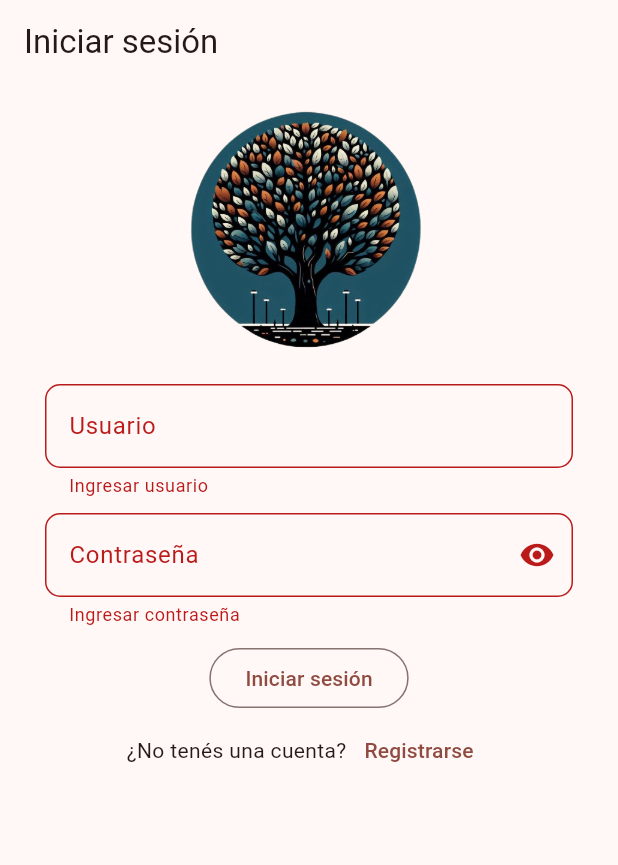
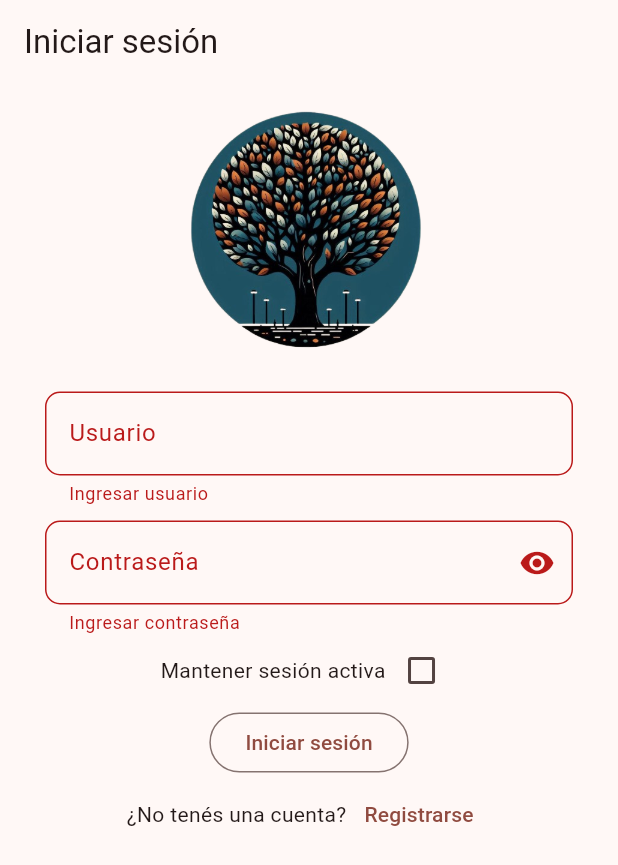
Before and after one commit to AleNimo/FlutterProjects, a Flutter app: the screen it shows after launch, after a tap on "Iniciar sesión", on a phone screen of 412 x 824 dp. Shown: the top 865 px of the screen. Run offline on Flutter 3.47's test engine with Material 3 defaults, Android fonts, the phone set to English and light mode, and no system bars; our stand-ins replace floor, flutter_colorpicker, flutter_riverpod, font_awesome_flutter, go_router, image_picker and 2 more; accounts and stored records are empty; generated files the repository leaves out were written again.

Commit message:
Usuario puede añadir editar y eliminar foto de perfil de galeria o camara. Adapto imageDialog para poder usuario en perfil de usuario Agrego boton para recordar usuario, y hago scrolleable el login

```diff
--- a/primer_parcial/lib/core/database/database.dart
+++ b/primer_parcial/lib/core/database/database.dart
@@ -68,7 +68,7 @@ abstract class AppDatabase extends FloorDatabase {
   }
 
   static _saveAssetsInDevice() async {
-    final String imagesPath = '${userDocsDirectory.path}/images';
+    final String imagesPath = '${userDocsDirectory.path}/images/trees';
 
     final Directory imagesDir = Directory(imagesPath);
     if (!imagesDir.existsSync()) {
--- a/primer_parcial/lib/core/router/app_router.dart
+++ b/primer_parcial/lib/core/router/app_router.dart
@@ -1,6 +1,6 @@
 import 'package:go_router/go_router.dart';
-import 'package:primer_parcial/data/fake_repository.dart';
-// import 'package:primer_parcial/data/local_repository.dart';
+// import 'package:primer_parcial/data/fake_repository.dart';
+import 'package:primer_parcial/data/local_repository.dart';
 import 'package:primer_parcial/domain/repositories/repository.dart';
 import 'package:primer_parcial/presentation/screens/configuration.dart';
 import 'package:primer_parcial/presentation/screens/login.dart';
@@ -8,8 +8,8 @@ import 'package:primer_parcial/presentation/screens/trees_screen.dart';
 import 'package:primer_parcial/presentation/screens/tree_detail_screen.dart';
 import 'package:primer_parcial/presentation/screens/user_profile.dart';
 
-final Repository repository = FakeRepository();
-// final Repository repository = LocalRepository();
+// final Repository repository = FakeRepository();
+final Repository repository = LocalRepository();
 
 final GoRouter appRouter = GoRouter(
   initialLocation: '/login',
--- a/primer_parcial/lib/l10n/app_en.arb
+++ b/primer_parcial/lib/l10n/app_en.arb
@@ -6,6 +6,7 @@
     "password": "Password",
     "enterPassword": "Enter password",
     "invalidPassword": "Incorrect password",
+    "rememberMe": "Remember me",
     "notHaveAccount": "Don't have an account?",
     "register": "Register",
     "createAccount": "Create an account",
@@ -25,6 +26,7 @@
     "alreadyExists": "User already exists",
     "email": "Email",
     "enterEmail": "Enter email",
+    "tooShort": "Use at least {quantity} characters long",
     "age": "Age",
     "years": "years old",
     "enterAge": "Enter age",
--- a/primer_parcial/lib/l10n/app_es.arb
+++ b/primer_parcial/lib/l10n/app_es.arb
@@ -6,6 +6,7 @@
     "password": "Contraseña",
     "enterPassword": "Ingresar contraseña",
     "invalidPassword": "Contraseña incorrecta",
+    "rememberMe": "Mantener sesión activa",
     "notHaveAccount": "¿No tenés una cuenta?",
     "register": "Registrarse",
     "createAccount": "Crear una cuenta",
@@ -25,6 +26,7 @@
     "alreadyExists": "El usuario ya existe",
     "email": "Email",
     "enterEmail": "Ingresar email",
+    "tooShort": "Usar al menos {quantity} caracteres",
     "age": "Edad",
     "years": "años",
     "enterAge": "Ingresar edad",
--- a/primer_parcial/lib/presentation/screens/login.dart
+++ b/primer_parcial/lib/presentation/screens/login.dart
@@ -117,6 +117,7 @@ class LoginWidgets extends StatefulWidget {
 
 class _LoginWidgetsState extends State<LoginWidgets> {
   bool _isObscure = true;
+  bool rememberUser = false;
 
   String? userName;
   String? password;
@@ -135,8 +136,10 @@ class _LoginWidgetsState extends State<LoginWidgets> {
           height: 200,
           fit: BoxFit.contain,
         ),
-        Padding(
-          padding: const EdgeInsets.symmetric(horizontal: 30),
+        Expanded(
+          child: SingleChildScrollView(
+            child: Padding(
+              padding: const EdgeInsets.fromLTRB(30, 5, 30, 0),
               child: Form(
                 key: formKey,
                 child: Column(
@@ -154,8 +157,8 @@ class _LoginWidgetsState extends State<LoginWidgets> {
                         if (inputUser == null || inputUser.isEmpty) {
                           return appLocalizations.enterUser;
                         } else {
-                      matchedUser = widget.users
-                          .firstWhereOrNull((user) => user.name == inputUser);
+                          matchedUser = widget.users.firstWhereOrNull(
+                              (user) => user.name == inputUser);
                           if (matchedUser == null) {
                             return appLocalizations.invalidUser;
                           }
@@ -172,9 +175,11 @@ class _LoginWidgetsState extends State<LoginWidgets> {
                         border: OutlineInputBorder(
                             borderRadius: BorderRadius.circular(10)),
                         suffixIcon: IconButton(
-                      icon: Icon(
-                          _isObscure ? Icons.visibility : Icons.visibility_off),
-                      onPressed: () => setState(() => _isObscure = !_isObscure),
+                          icon: Icon(_isObscure
+                              ? Icons.visibility
+                              : Icons.visibility_off),
+                          onPressed: () =>
+                              setState(() => _isObscure = !_isObscure),
                         ),
                       ),
                       validator: (String? inputPassword) {
@@ -193,7 +198,17 @@ class _LoginWidgetsState extends State<LoginWidgets> {
                       },
                       onSaved: (inputPassword) => password = inputPassword!,
                     ),
-                const SizedBox(height: 10),
+                    Row(
+                      mainAxisAlignment: MainAxisAlignment.center,
+                      children: [
+                        Text(appLocalizations.rememberMe),
+                        Checkbox(
+                          value: rememberUser,
+                          onChanged: (value) =>
+                              setState(() => rememberUser = value!),
+                        ),
+                      ],
+                    ),
                     OutlinedButton(
                       onPressed: () async {
                         final isValid = formKey.currentState!.validate();
@@ -201,8 +216,10 @@ class _LoginWidgetsState extends State<LoginWidgets> {
                         if (isValid) {
                           formKey.currentState!.save();
 
+                          if (rememberUser) {
                             await widget.asyncPrefs
                                 .setInt('activeUserId', matchedUser!.id!);
+                          }
 
                           if (context.mounted) {
                             context.go('/trees/${matchedUser!.id!}');
@@ -229,6 +246,8 @@ class _LoginWidgetsState extends State<LoginWidgets> {
                 ),
               ),
             ),
+          ),
+        ),
       ],
     );
   }
```
Also changed, not shown: primer_parcial/lib/domain/models/dialogs.dart (+36 -15 lines), primer_parcial/lib/presentation/screens/tree_detail_screen.dart (+28 -3 lines), primer_parcial/lib/presentation/screens/trees_screen.dart (+8 -2 lines), primer_parcial/lib/presentation/screens/user_profile.dart (+73 -3 lines). Lines whose indentation alone changed are shown as unchanged.
